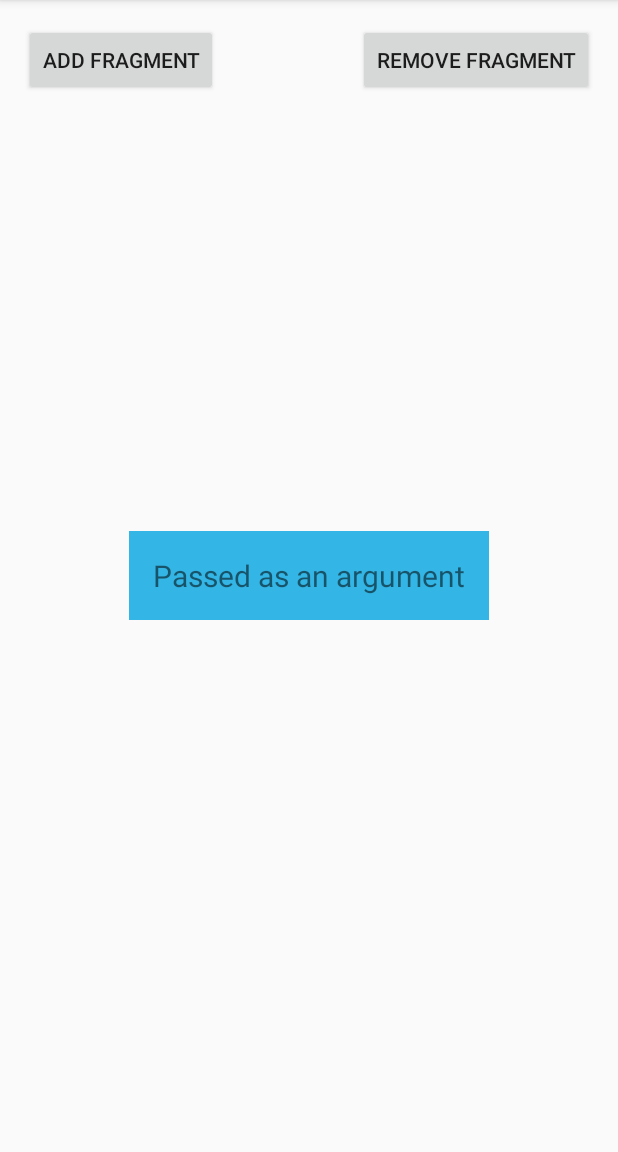
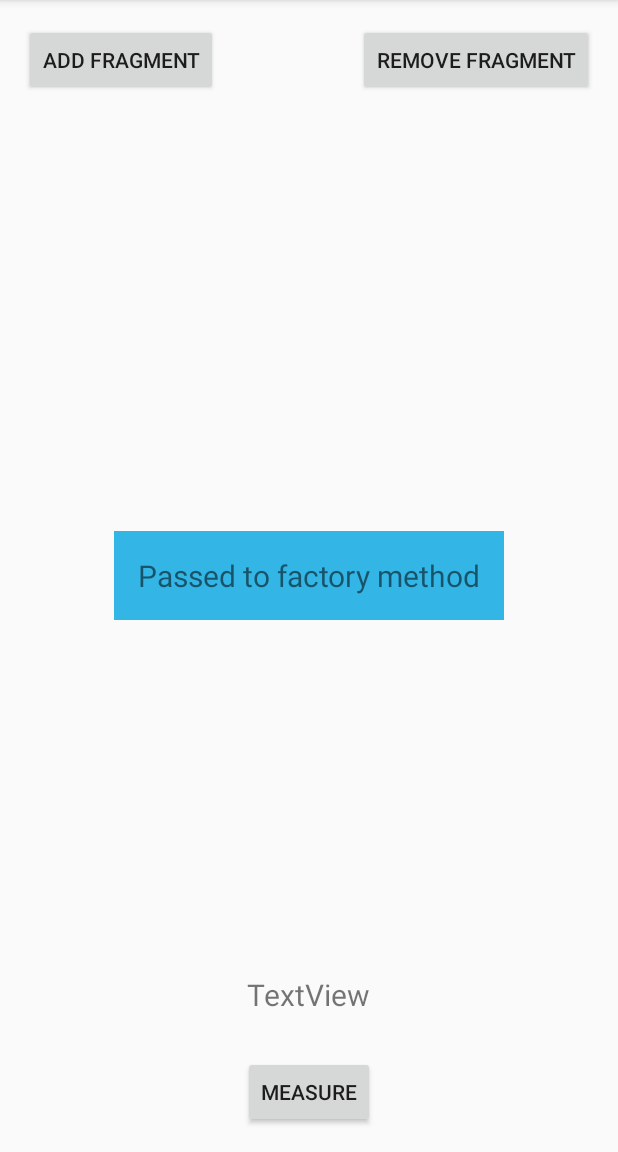
Before and after one commit to patelprashant/RxNdroid, an Android app: the Sample5Activity screen opened directly, with no data from a screen before it, after a tap on "ADD FRAGMENT", on a phone screen of 412 x 824 dp, the part 84-1236 px from its top. Run offline under Robolectric (Android 15) with nearby library versions, the phone set to English and light mode, and no system bars.

Commit message:
Passed data from Activity to Fragment with Factory method. Added screen utility to detect screen width to decide use of fragment.

```diff
--- a/app/src/main/java/com/practice/android/rxndroid/BlankFragment.java
+++ b/app/src/main/java/com/practice/android/rxndroid/BlankFragment.java
@@ -22,6 +22,17 @@ public class BlankFragment extends Fragment {
 
     public BlankFragment() {
         // Required empty public constructor
+    }
+
+    public static BlankFragment newInstance(String message) {
+
+        Bundle args = new Bundle();
+
+        args.putString( BlankFragment.MESSAGE_KEY, message );
+
+        BlankFragment fragment = new BlankFragment();
+        fragment.setArguments( args );
+        return fragment;
     }
 
     @Override
--- a/app/src/main/java/com/practice/android/rxndroid/Sample5Activity.java
+++ b/app/src/main/java/com/practice/android/rxndroid/Sample5Activity.java
@@ -3,25 +3,34 @@ package com.practice.android.rxndroid;
 import android.os.Bundle;
 import android.support.v7.app.AppCompatActivity;
 import android.view.View;
+import android.widget.TextView;
+import android.widget.Toast;
+
+import com.practice.android.rxndroid.utils.ScreenUtility;
 
 public class Sample5Activity extends AppCompatActivity {
     public static final String FRAGMENT_TAG = "blank_fragment";
+    private TextView mOut;
+    private boolean mUseFragment;
 
     @Override
     protected void onCreate(Bundle savedInstanceState) {
         super.onCreate( savedInstanceState );
         setContentView( R.layout.activity_sample5 );
 
+        mOut = (TextView) findViewById( R.id.measure_text );
+
     }
 
     public void addClickHandler(View view) {
         //Add fragment with code
-        Bundle arguments = new Bundle();
-        arguments.putString( BlankFragment.MESSAGE_KEY, "Passed as an argument" );
+//        Bundle arguments = new Bundle();
+//        arguments.putString( BlankFragment.MESSAGE_KEY, "Passed as an argument" );
 
-        BlankFragment fragment = new BlankFragment();
-        fragment.setArguments( arguments );
+//        BlankFragment fragment = new BlankFragment();
+//        fragment.setArguments( arguments );
 
+        BlankFragment fragment = BlankFragment.newInstance( "Passed to factory method" );
         getSupportFragmentManager()
                 .beginTransaction()
                 .addToBackStack( null )
@@ -40,4 +49,19 @@ public class Sample5Activity extends AppCompatActivity {
                     .commit();
         }
     }
+
+    public void onMeasureBtnClick(View view) {
+        ScreenUtility su = new ScreenUtility( this );
+        mOut.setText( String.format( "Width: %s, Height: %s", su.getDpWidth(), su.getDpHeight() ) );
+
+        // detect width to use fragment
+        if (su.getDpWidth() >= 820) {
+            mUseFragment = true;
+        } else {
+            mUseFragment = false;
+        }
+
+        Toast.makeText( this, "Using Fragment-" + mUseFragment, Toast.LENGTH_SHORT ).show();
+
+    }
 }
--- a/app/src/main/res/layout/activity_sample5.xml
+++ b/app/src/main/res/layout/activity_sample5.xml
@@ -35,4 +35,23 @@
         android:onClick="removeClickHandler"
         android:text="Remove Fragment"/>
 
+    <Button
+        android:id="@+id/measure_button"
+        android:layout_width="wrap_content"
+        android:layout_height="wrap_content"
+        android:text="Measure"
+        android:onClick="onMeasureBtnClick"
+        android:layout_alignParentBottom="true"
+        android:layout_centerHorizontal="true"/>
+
+    <TextView
+        android:id="@+id/measure_text"
+        android:layout_width="wrap_content"
+        android:layout_height="wrap_content"
+        android:layout_above="@+id/measure_button"
+        android:layout_centerHorizontal="true"
+        android:layout_marginBottom="27dp"
+        android:textSize="20sp"
+        android:text="TextView"/>
+
 </RelativeLayout>
```
Also changed, not shown: app/src/main/java/com/practice/android/rxndroid/utils/ScreenUtility.java (added, +29 -0 lines).
